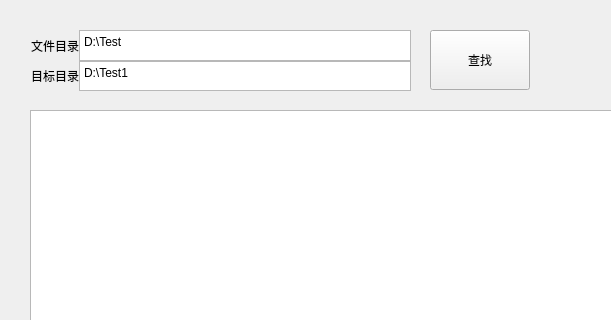
Qt form mainwindow4.ui (xuanghuangwendao/File-management) before a commit; both pictures show x 0 to 611 and y 0 to 320 of the 850 by 660 pixel window.
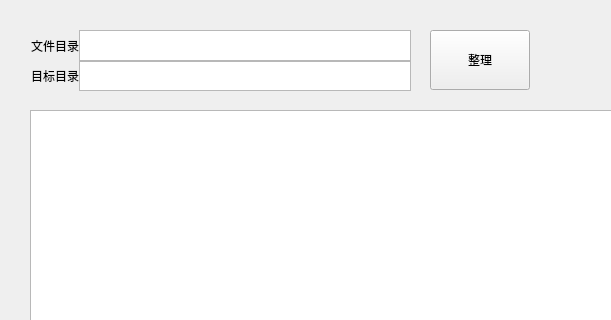
The same form after that commit.

Patch:
```diff
--- a/mainwindow4.ui
+++ b/mainwindow4.ui
@@ -36,7 +36,7 @@
     </rect>
    </property>
    <property name="text">
-    <string>查找</string>
+    <string>整理</string>
    </property>
   </widget>
   <widget class="QTextBrowser" name="textBrowser">
@@ -117,7 +117,7 @@
 &lt;html&gt;&lt;head&gt;&lt;meta name=&quot;qrichtext&quot; content=&quot;1&quot; /&gt;&lt;style type=&quot;text/css&quot;&gt;
 p, li { white-space: pre-wrap; }
 &lt;/style&gt;&lt;/head&gt;&lt;body style=&quot; font-family:'SimSun'; font-size:9pt; font-weight:400; font-style:normal;&quot;&gt;
-&lt;p style=&quot; margin-top:0px; margin-bottom:0px; margin-left:0px; margin-right:0px; -qt-block-indent:0; text-indent:0px;&quot;&gt;D:\Test1&lt;/p&gt;&lt;/body&gt;&lt;/html&gt;</string>
+&lt;p style=&quot;-qt-paragraph-type:empty; margin-top:0px; margin-bottom:0px; margin-left:0px; margin-right:0px; -qt-block-indent:0; text-indent:0px;&quot;&gt;&lt;br /&gt;&lt;/p&gt;&lt;/body&gt;&lt;/html&gt;</string>
       </property>
      </widget>
     </item>
@@ -137,7 +137,7 @@
 &lt;html&gt;&lt;head&gt;&lt;meta name=&quot;qrichtext&quot; content=&quot;1&quot; /&gt;&lt;style type=&quot;text/css&quot;&gt;
 p, li { white-space: pre-wrap; }
 &lt;/style&gt;&lt;/head&gt;&lt;body style=&quot; font-family:'SimSun'; font-size:9pt; font-weight:400; font-style:normal;&quot;&gt;
-&lt;p style=&quot; margin-top:0px; margin-bottom:0px; margin-left:0px; margin-right:0px; -qt-block-indent:0; text-indent:0px;&quot;&gt;D:\Test&lt;/p&gt;&lt;/body&gt;&lt;/html&gt;</string>
+&lt;p style=&quot;-qt-paragraph-type:empty; margin-top:0px; margin-bottom:0px; margin-left:0px; margin-right:0px; -qt-block-indent:0; text-indent:0px;&quot;&gt;&lt;br /&gt;&lt;/p&gt;&lt;/body&gt;&lt;/html&gt;</string>
       </property>
      </widget>
     </item>
```
